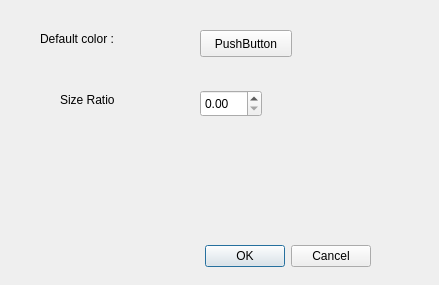
The window that GuiliGuili/osdprofildialog.ui (Toyunda/toyunda) describes before a commit, drawn with Qt 5.
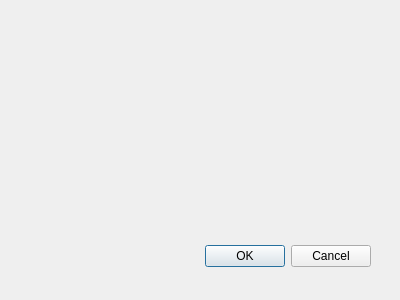
The same window after the commit.

Diff of the .ui file:
```diff
--- a/GuiliGuili/osdprofildialog.ui
+++ b/GuiliGuili/osdprofildialog.ui
@@ -6,8 +6,8 @@
    <rect>
     <x>0</x>
     <y>0</y>
-    <width>439</width>
-    <height>285</height>
+    <width>400</width>
+    <height>300</height>
    </rect>
   </property>
   <property name="windowTitle">
@@ -29,55 +29,6 @@
     <set>QDialogButtonBox::Cancel|QDialogButtonBox::Ok</set>
    </property>
   </widget>
-  <widget class="QLabel" name="label">
-   <property name="geometry">
-    <rect>
-     <x>40</x>
-     <y>30</y>
-     <width>101</width>
-     <height>17</height>
-    </rect>
-   </property>
-   <property name="text">
-    <string>Default color :</string>
-   </property>
-  </widget>
-  <widget class="QPushButton" name="colorChooserButton">
-   <property name="geometry">
-    <rect>
-     <x>200</x>
-     <y>30</y>
-     <width>92</width>
-     <height>27</height>
-    </rect>
-   </property>
-   <property name="text">
-    <string>PushButton</string>
-   </property>
-  </widget>
-  <widget class="QDoubleSpinBox" name="ratioDoubleSpinBox">
-   <property name="geometry">
-    <rect>
-     <x>200</x>
-     <y>90</y>
-     <width>62</width>
-     <height>27</height>
-    </rect>
-   </property>
-  </widget>
-  <widget class="QLabel" name="label_2">
-   <property name="geometry">
-    <rect>
-     <x>60</x>
-     <y>90</y>
-     <width>81</width>
-     <height>20</height>
-    </rect>
-   </property>
-   <property name="text">
-    <string>Size Ratio</string>
-   </property>
-  </widget>
  </widget>
  <resources/>
  <connections>
```
Left out of the diff: 13 changed lines with no effect on the pictures.
